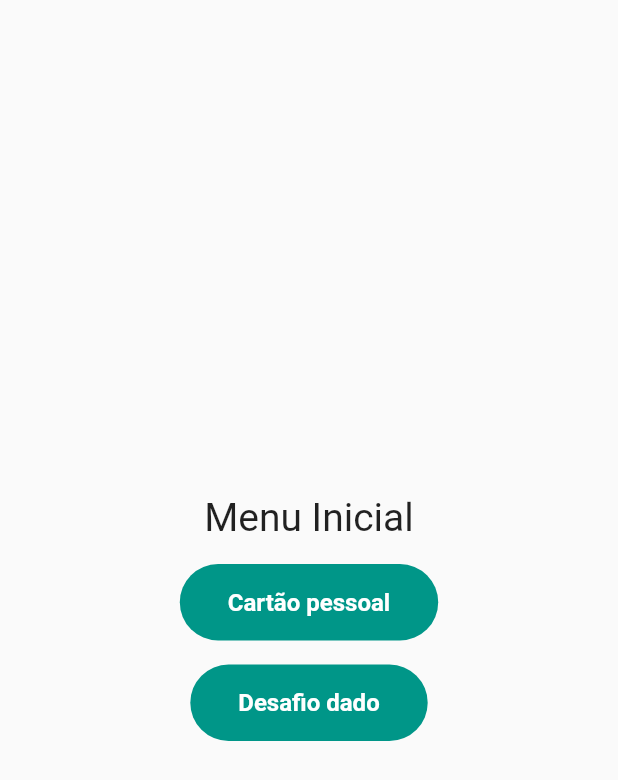
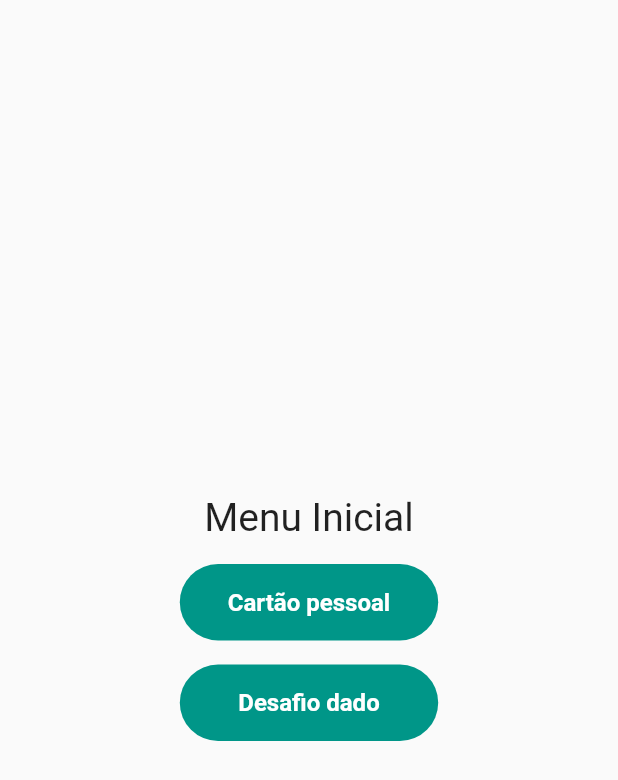
Before and after one commit to SamuelDevMobile/Aula03, a Flutter app: the screen it shows after launch, on a phone screen of 412 x 824 dp. Shown: the top 780 px of the screen. Run offline on Flutter 3.47's test engine with Material 2 defaults, Android fonts, the phone set to English and light mode, and no system bars.

Commit message:
mehorando os botoes iniciais

```diff
--- a/aula3/lib/screens/menu_screens.dart
+++ b/aula3/lib/screens/menu_screens.dart
@@ -26,6 +26,10 @@ class MenuScreen extends StatelessWidget {
               height: 16,
               width: double.infinity,
             ),
+            IntrinsicWidth(
+              child: Column(
+                crossAxisAlignment: CrossAxisAlignment.stretch,
+                children: [
                   InkWell(
                     onTap: () {
                       Navigator.pushNamed(context, PersonalCardScreen.id);
@@ -70,6 +74,9 @@ class MenuScreen extends StatelessWidget {
                 ],
               ),
             ),
+          ],
+        ),
+      ),
     );
   }
 }
```
Lines whose indentation alone changed are shown as unchanged.
